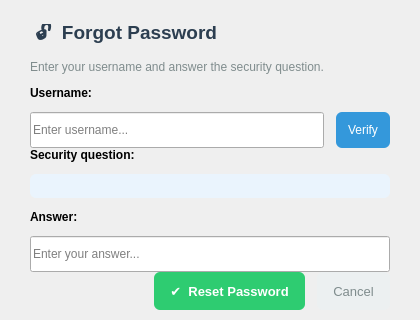
Above: ui/ForgotPasswordDialog.ui from khoivnk25411e/Final-Project-Programming-Techniques before the change. Below: the same form after it.
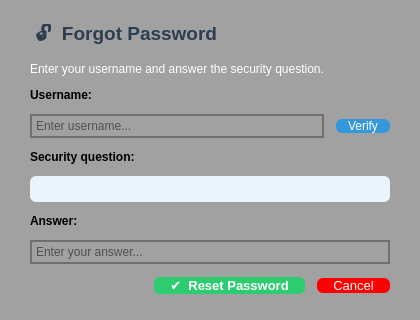
That is the form after the change. Icons and pictures are not drawn.

The edit to the form file:
```diff
--- a/ui/ForgotPasswordDialog.ui
+++ b/ui/ForgotPasswordDialog.ui
@@ -25,6 +25,13 @@
   <property name="windowTitle">
    <string>Forgot Password</string>
   </property>
+  <property name="windowIcon">
+   <iconset>
+    <normaloff>../images/changepass.png</normaloff>../images/changepass.png</iconset>
+  </property>
+  <property name="styleSheet">
+   <string notr="true">background-color: rgb(161, 161, 161);</string>
+  </property>
   <layout class="QVBoxLayout" name="verticalLayout">
    <property name="spacing">
     <number>12</number>
@@ -61,8 +68,14 @@
    </item>
    <item>
     <widget class="QLabel" name="lblDesc">
+     <property name="font">
+      <font>
+       <pointsize>-1</pointsize>
+      </font>
+     </property>
      <property name="styleSheet">
-      <string notr="true">color: #7f8c8d; font-size: 12px;</string>
+      <string notr="true">color: #7f8c8d; font-size: 12px;
+color: rgb(255, 255, 255);</string>
      </property>
      <property name="text">
       <string>Enter your username and answer the security question.</string>
@@ -75,7 +88,8 @@
    <item>
     <widget class="QLabel" name="lblUsername">
      <property name="styleSheet">
-      <string notr="true">font-weight: bold; font-size: 12px;</string>
+      <string notr="true">font-weight: bold; font-size: 12px;
+color: rgb(0, 0, 0);</string>
      </property>
      <property name="text">
       <string>Username:</string>
@@ -86,11 +100,13 @@
     <layout class="QHBoxLayout" name="horizontalLayout">
      <item>
       <widget class="QLineEdit" name="lineEditUsername">
-       <property name="minimumSize">
-        <size>
-         <width>0</width>
-         <height>36</height>
-        </size>
+       <property name="styleSheet">
+        <string notr="true">QLineEdit{
+    border: 2px solid #6f6f6f; /* Độ dày, Kiểu, Màu */
+       /* (Tùy chọn) Bo góc */
+    padding: 2px;    
+	color: black;         /* (Tùy chọn) Khoảng cách chữ */
+}</string>
        </property>
        <property name="placeholderText">
         <string>Enter username...</string>
@@ -99,12 +115,6 @@
      </item>
      <item>
       <widget class="QPushButton" name="btnVerifyUser">
-       <property name="minimumSize">
-        <size>
-         <width>0</width>
-         <height>36</height>
-        </size>
-       </property>
        <property name="styleSheet">
         <string notr="true">QPushButton { 
     background:#3498db; 
@@ -127,7 +137,8 @@
    <item>
     <widget class="QLabel" name="lblQuestion">
      <property name="styleSheet">
-      <string notr="true">font-weight: bold; font-size: 12px;</string>
+      <string notr="true">font-weight: bold; font-size: 12px;
+color: rgb(0, 0, 0);</string>
      </property>
      <property name="text">
       <string>Security question:</string>
@@ -164,11 +175,13 @@
    </item>
    <item>
     <widget class="QLineEdit" name="lineEditAnswer">
-     <property name="minimumSize">
-      <size>
-       <width>0</width>
-       <height>36</height>
-      </size>
+     <property name="styleSheet">
+      <string notr="true">QLineEdit{
+    border: 2px solid #6f6f6f; /* Độ dày, Kiểu, Màu */
+       /* (Tùy chọn) Bo góc */
+    padding: 2px;    
+	color: black;         /* (Tùy chọn) Khoảng cách chữ */
+}</string>
      </property>
      <property name="placeholderText">
       <string>Enter your answer...</string>
@@ -205,12 +218,6 @@
      </item>
      <item>
       <widget class="QPushButton" name="btnConfirm">
-       <property name="minimumSize">
-        <size>
-         <width>0</width>
-         <height>38</height>
-        </size>
-       </property>
        <property name="styleSheet">
         <string notr="true">QPushButton { 
     background:#2ecc71; 
@@ -231,16 +238,10 @@
      </item>
      <item>
       <widget class="QPushButton" name="btnCancel">
-       <property name="minimumSize">
-        <size>
-         <width>0</width>
-         <height>38</height>
-        </size>
-       </property>
        <property name="styleSheet">
         <string notr="true">QPushButton { 
-    background:#ecf0f1; 
-    color:#7f8c8d; 
+    background:red; 
+    color:white; 
     border-radius:6px;
     font-size:13px; 
     padding: 0 16px; 
```
